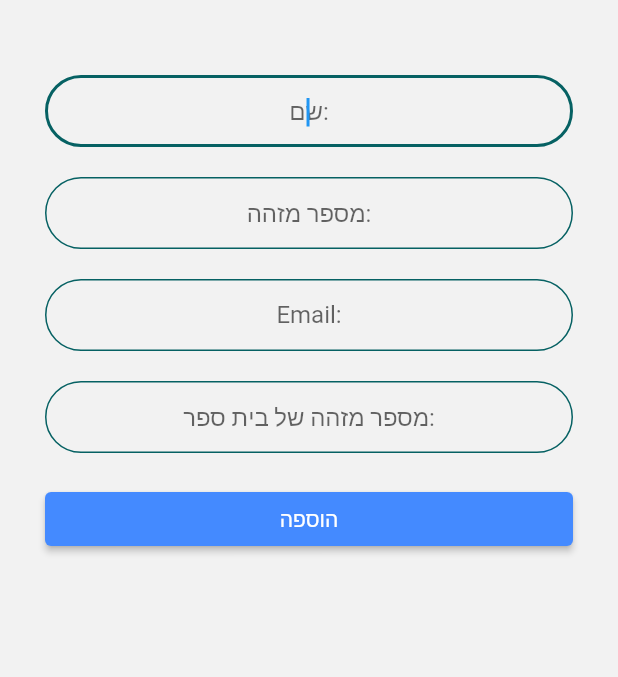
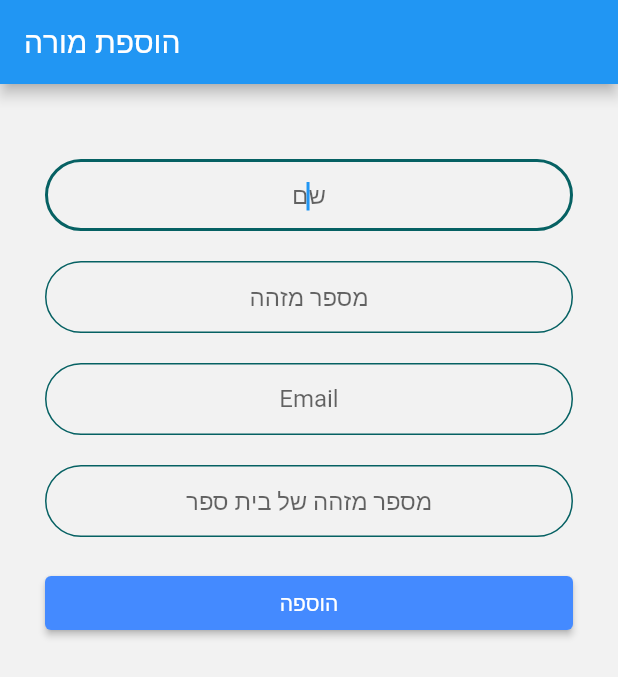
Before and after one commit to salemgu1/HSTT-HighSchoolTimeTabling, a Flutter app: the AfterLogin screen opened directly, after a tap on "הוספת מורה", on a phone screen of 412 x 824 dp. Shown: the top 677 px of the screen. Run offline on Flutter 3.47's test engine with Material 2 defaults, Android fonts, the phone set to English and light mode, and no system bars; our stand-ins replace parse_server_sdk_flutter; missing offline and left inert: connectivity_plus_web, package_info_plus_web, shared_preferences_web.

Commit message:
topics
add topics to the pages.

```diff
--- a/lib/AdminPages/AddRoom.dart
+++ b/lib/AdminPages/AddRoom.dart
@@ -37,6 +37,9 @@ class _Room extends State<Room> {
   Widget build(BuildContext context) {
     return new MaterialApp(
       home: new Scaffold(
+        appBar: AppBar(
+          title: Text('הוספת כיתת לימוד'),
+        ),
         backgroundColor: const Color(0xffF2F2F2),
         body: SingleChildScrollView(
           child: Container(
--- a/lib/AdminPages/AddSubject.dart
+++ b/lib/AdminPages/AddSubject.dart
@@ -28,6 +28,9 @@ class _SubjectState extends State<Subject> {
   @override
   Widget build(BuildContext context) {
     return Scaffold(
+      appBar: AppBar(
+        title: Text('הוספת נושא לימוד'),
+      ),
       body: Column(
         children: <Widget>[
           Container(
@@ -95,7 +98,7 @@ class _SubjectState extends State<Subject> {
       builder: (BuildContext context) {
         return AlertDialog(
           title: const Text("Success!"),
-          content: const Text("נושה נוסף בהצלחה "),
+          content: const Text("נושא נוסף בהצלחה "),
           actions: <Widget>[
             new FlatButton(
               child: const Text("OK"),
--- a/lib/AdminPages/AddTeacher.dart
+++ b/lib/AdminPages/AddTeacher.dart
@@ -45,6 +45,9 @@ class _AddTeacherUser extends State<TeacherUser> {
   Widget build(BuildContext context) {
     return new MaterialApp(
       home: new Scaffold(
+        appBar: AppBar(
+          title: Text('הוספת מורה'),
+        ),
         backgroundColor: const Color(0xffF2F2F2),
         body: SingleChildScrollView(
           child: Container(
@@ -63,7 +66,7 @@ class _AddTeacherUser extends State<TeacherUser> {
                   autofocus: true,
                   textAlign: TextAlign.center,
                   decoration:
-                  kTextFieldDecoration.copyWith(hintText: 'שם:'),
+                  kTextFieldDecoration.copyWith(hintText: 'שם'),
                 ),
                 const SizedBox(
                   height: 20.0,
@@ -73,7 +76,7 @@ class _AddTeacherUser extends State<TeacherUser> {
                   autofocus: true,
                   textAlign: TextAlign.center,
                   decoration:
-                  kTextFieldDecoration.copyWith(hintText: 'מספר מזהה:'),
+                  kTextFieldDecoration.copyWith(hintText: 'מספר מזהה'),
                 ),
                 const SizedBox(
                   height: 20.0,
@@ -83,7 +86,7 @@ class _AddTeacherUser extends State<TeacherUser> {
                   autofocus: true,
                   textAlign: TextAlign.center,
                   decoration:
-                  kTextFieldDecoration.copyWith(hintText: 'Email:'),
+                  kTextFieldDecoration.copyWith(hintText: 'Email'),
                 ),
                 const SizedBox(
                   height: 20.0,
@@ -93,7 +96,7 @@ class _AddTeacherUser extends State<TeacherUser> {
                   autofocus: true,
                   textAlign: TextAlign.center,
                   decoration:
-                  kTextFieldDecoration.copyWith(hintText: 'מספר מזהה של בית ספר:'),
+                  kTextFieldDecoration.copyWith(hintText: 'מספר מזהה של בית ספר'),
                 ),
                 const SizedBox(
                   height: 20.0,
--- a/lib/AdminPages/AfterLogin.dart
+++ b/lib/AdminPages/AfterLogin.dart
@@ -97,6 +97,7 @@ class AfterLogin extends StatelessWidget {
           body: Center(child: Column(children: <Widget>[
             Container(
               margin: EdgeInsets.all(25),
+              color: Colors.teal[200],
               child: FlatButton(
                 child: Text('הוספת נושא', style: TextStyle(fontSize: 20.0),),
                 onPressed: () {               Navigator.push(
@@ -125,6 +126,7 @@ class AfterLogin extends StatelessWidget {
               margin: EdgeInsets.all(25),
               child: FlatButton(
                 child: Text('הוספת תלמיד', style: TextStyle(fontSize: 20.0),),
+                color: Colors.red[200],
                 onPressed: () {               Navigator.push(
                     context,
                     MaterialPageRoute(builder:( context) {
@@ -137,6 +139,7 @@ class AfterLogin extends StatelessWidget {
               margin: EdgeInsets.all(25),
               child: FlatButton(
                 child: Text('הוספת כיתה', style: TextStyle(fontSize: 20.0),),
+                color: Colors.orange[400],
                 onPressed: () {               Navigator.push(
                     context,
                     MaterialPageRoute(builder:( context) {
--- a/lib/registration/ResetPassword.dart
+++ b/lib/registration/ResetPassword.dart
@@ -89,7 +89,6 @@ class _ResetPasswordState extends State<ResetPassword> {
       },
     );
   }
-
   void doUserResetPassword() async {
     print("password");
     final ParseUser user = ParseUser(null, null, controllerEmail.text.trim());
--- a/lib/registration/Signup.dart
+++ b/lib/registration/Signup.dart
@@ -169,7 +169,7 @@ class _Signup extends State<Signup> {
 
     if (response.success) {
       showSuccess();
-    //   Message.showSuccess(
+      //   Message.showSuccess(
     //       context: context,
     //       message: 'User was successfully created! Please verify your email before Login',
     //       onPressed: () async {
```
Also changed, not shown: lib/AdminPages/AddStudent.dart (+6 -3 lines), lib/registration/Login.dart (+0 -10 lines), 11 other files.
